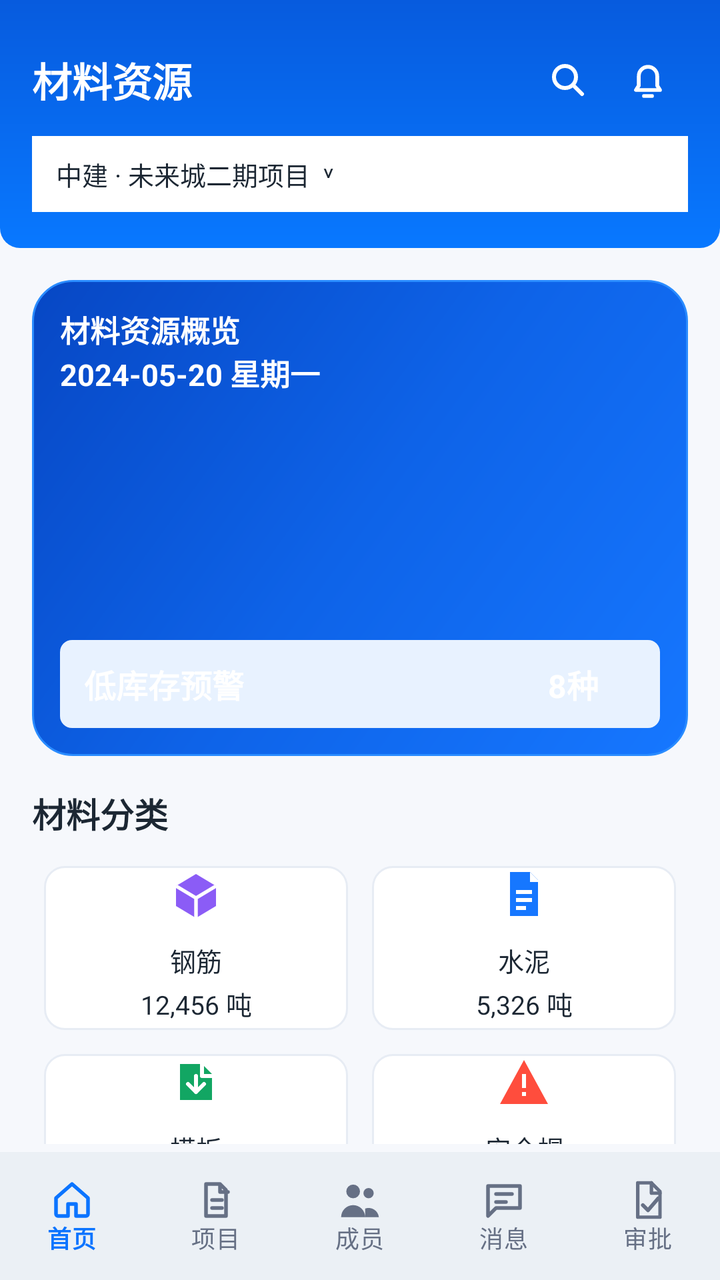
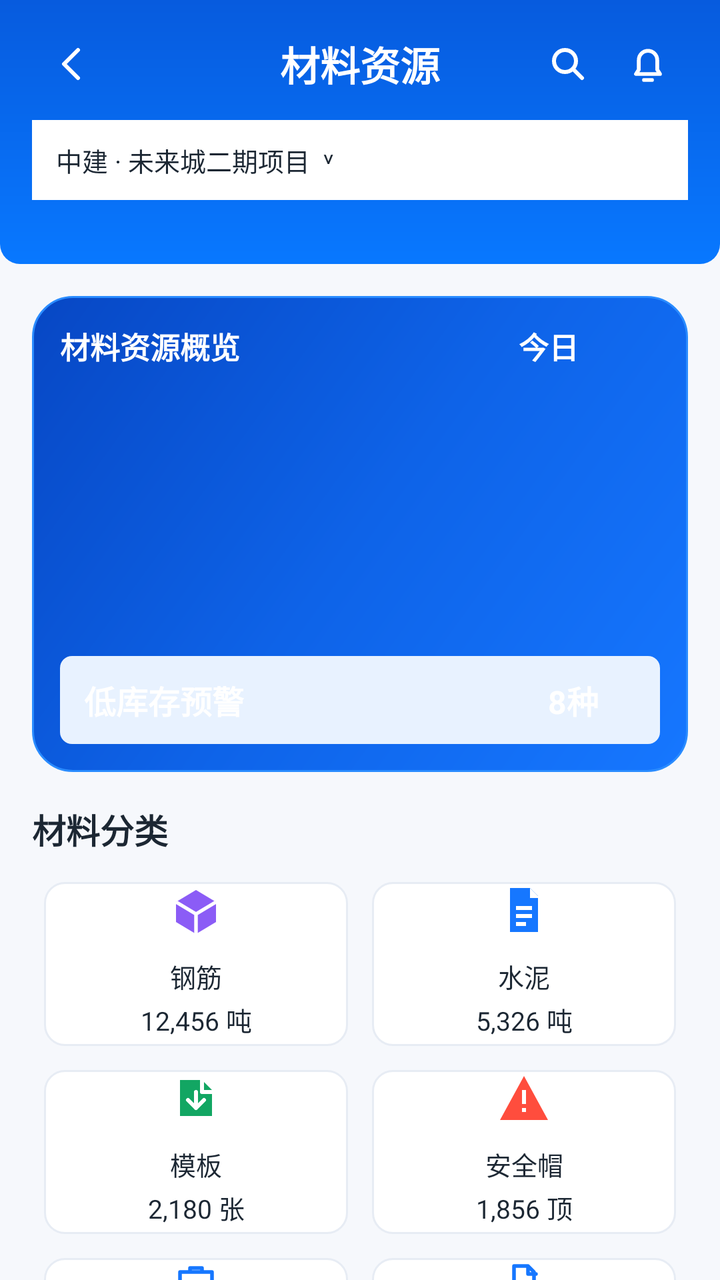

An Android layout rendered at two revisions. The XML below is the earlier revision; the diff shows what the commit changed to produce the second picture.
<!-- AndroidManifest.xml: application theme Theme.WorkerM -->
<!-- res/layout/activity_material_home.xml -->
<?xml version="1.0" encoding="utf-8"?>
<FrameLayout xmlns:android="http://schemas.android.com/apk/res/android"
    xmlns:app="http://schemas.android.com/apk/res-auto"
    android:id="@+id/material_home_root"
    android:layout_width="match_parent"
    android:layout_height="match_parent"
    android:background="@drawable/bg_app_page">
    <androidx.core.widget.NestedScrollView android:layout_width="match_parent" android:layout_height="match_parent" android:fillViewport="true" android:overScrollMode="never" android:paddingBottom="68dp">
        <LinearLayout android:layout_width="match_parent" android:layout_height="wrap_content" android:orientation="vertical">
            <LinearLayout android:layout_width="match_parent" android:layout_height="124dp" android:background="@drawable/bg_bracelet_top" android:orientation="vertical" android:padding="16dp">
                <LinearLayout android:layout_width="match_parent" android:layout_height="48dp" android:gravity="center_vertical" android:orientation="horizontal">
                    <TextView android:layout_width="0dp" android:layout_height="match_parent" android:layout_weight="1" android:gravity="center_vertical" android:text="材料资源" android:textColor="@color/white" android:textSize="20sp" android:textStyle="bold" />
                    <ImageButton android:layout_width="40dp" android:layout_height="40dp" android:background="?attr/selectableItemBackgroundBorderless" android:padding="8dp" android:src="@drawable/ic_search" />
                    <ImageButton android:layout_width="40dp" android:layout_height="40dp" android:background="?attr/selectableItemBackgroundBorderless" android:padding="8dp" android:src="@drawable/ic_bell" />
                </LinearLayout>
                <TextView android:layout_width="match_parent" android:layout_height="38dp" android:layout_marginTop="4dp" android:background="@color/white" android:gravity="center_vertical" android:paddingStart="12dp" android:text="中建 · 未来城二期项目  ˅" android:textColor="@color/text_primary" android:textSize="13sp" />
            </LinearLayout>
            <LinearLayout android:layout_width="match_parent" android:layout_height="238dp" android:layout_margin="16dp" android:background="@drawable/bg_blue_panel" android:orientation="vertical" android:padding="14dp">
                <TextView android:layout_width="match_parent" android:layout_height="wrap_content" android:text="材料资源概览                                      2024-05-20 星期一" android:textColor="@color/white" android:textSize="15sp" android:textStyle="bold" />
                <GridLayout android:layout_width="match_parent" android:layout_height="0dp" android:layout_marginTop="12dp" android:layout_weight="1" android:columnCount="2">
                    <TextView style="@style/BraceletOverviewValue" android:text="材料种类\n128种" />
                    <TextView style="@style/BraceletOverviewValue" android:text="库存总量\n28,456吨" />
                    <TextView style="@style/BraceletOverviewValue" android:text="今日入库\n356吨" />
                    <TextView style="@style/BraceletOverviewValue" android:text="今日出库\n287吨" />
                </GridLayout>
                <TextView android:layout_width="match_parent" android:layout_height="44dp" android:background="@drawable/bg_chip_blue" android:gravity="center_vertical" android:paddingHorizontal="12dp" android:text="低库存预警                                      8种" android:textColor="@color/white" android:textSize="16sp" android:textStyle="bold" />
            </LinearLayout>
            <TextView android:layout_width="match_parent" android:layout_height="wrap_content" android:paddingHorizontal="16dp" android:text="材料分类" android:textColor="@color/text_primary" android:textSize="17sp" android:textStyle="bold" />
            <GridLayout android:layout_width="match_parent" android:layout_height="wrap_content" android:layout_marginHorizontal="16dp" android:layout_marginTop="8dp" android:columnCount="2">
                <TextView android:id="@+id/material_list_entry" style="@style/ResourceCategoryCard" android:drawableTop="@drawable/ic_material" android:text="钢筋\n12,456 吨" />
                <TextView style="@style/ResourceCategoryCard" android:drawableTop="@drawable/ic_doc" android:text="水泥\n5,326 吨" />
                <TextView style="@style/ResourceCategoryCard" android:drawableTop="@drawable/ic_export" android:text="模板\n2,180 张" />
                <TextView style="@style/ResourceCategoryCard" android:drawableTop="@drawable/ic_alert" android:text="安全帽\n1,856 顶" />
                <TextView style="@style/ResourceCategoryCard" android:drawableTop="@drawable/ic_workbench" android:text="脚手架\n3,218 套" />
                <TextView style="@style/ResourceCategoryCard" android:drawableTop="@drawable/ic_project" android:text="机械设备\n86 台" />
            </GridLayout>
            <TextView
                android:id="@+id/material_report_entry"
                android:layout_width="match_parent"
                android:layout_height="46dp"
                android:layout_marginHorizontal="16dp"
                android:layout_marginTop="8dp"
                android:background="@drawable/bg_outline_blue"
                android:gravity="center"
                android:text="查看资源报表与导出"
                android:textColor="@color/dashboard_blue"
                android:textSize="15sp"
                android:textStyle="bold" />
        </LinearLayout>
    </androidx.core.widget.NestedScrollView>
    <com.google.android.material.bottomnavigation.BottomNavigationView android:layout_width="match_parent" android:layout_height="64dp" android:layout_gravity="bottom" android:background="@color/white" app:itemIconTint="@color/nav_item_color" app:itemTextColor="@color/nav_item_color" app:labelVisibilityMode="labeled" app:menu="@menu/menu_main_navigation" />
</FrameLayout>
<!-- resources referenced by this layout -->
<resources>
  <color name="dashboard_blue">#1677FF</color>
  <color name="text_primary">#1C2733</color>
  <color name="white">#FFFFFFFF</color>
  <!-- drawable bg_app_page (drawable) -->
  <?xml version="1.0" encoding="utf-8"?>
  <shape xmlns:android="http://schemas.android.com/apk/res/android">
      <solid android:color="#F6F8FC" />
  </shape>
  <!-- drawable bg_blue_panel (drawable) -->
  <?xml version="1.0" encoding="utf-8"?>
  <shape xmlns:android="http://schemas.android.com/apk/res/android">
      <gradient
          android:angle="135"
          android:startColor="#1677FF"
          android:centerColor="#0E63E8"
          android:endColor="#0747C4" />
      <stroke android:width="1dp" android:color="#2A8CFF" />
      <corners android:radius="20dp" />
  </shape>
  <!-- drawable bg_bracelet_top (drawable) -->
  <?xml version="1.0" encoding="utf-8"?>
  <shape xmlns:android="http://schemas.android.com/apk/res/android">
      <gradient android:angle="270" android:startColor="#075BDE" android:endColor="#0878FF" />
      <corners android:bottomLeftRadius="10dp" android:bottomRightRadius="10dp" />
  </shape>
  <!-- drawable bg_chip_blue (drawable) -->
  <?xml version="1.0" encoding="utf-8"?>
  <shape xmlns:android="http://schemas.android.com/apk/res/android">
      <solid android:color="#E8F2FF" />
      <corners android:radius="6dp" />
  </shape>
  <!-- drawable bg_outline_blue (drawable) -->
  <?xml version="1.0" encoding="utf-8"?>
  <shape xmlns:android="http://schemas.android.com/apk/res/android">
      <solid android:color="@color/white" />
      <stroke android:width="1dp" android:color="@color/dashboard_blue" />
      <corners android:radius="8dp" />
  </shape>
  <!-- drawable ic_alert (drawable) -->
  <?xml version="1.0" encoding="utf-8"?>
  <vector xmlns:android="http://schemas.android.com/apk/res/android" android:width="28dp" android:height="28dp" android:viewportWidth="28" android:viewportHeight="28">
      <path android:fillColor="#FFFF4D3D" android:pathData="M14,3l12,22H2z" />
      <path android:fillColor="#FFFFFFFF" android:pathData="M13,10h2v7h-2zM13,19h2v2h-2z" />
  </vector>
  <style name="BraceletOverviewValue">
          <item name="android:layout_width">0dp</item>
          <item name="android:layout_height">58dp</item>
          <item name="android:layout_weight">1</item>
          <item name="android:gravity">center</item>
          <item name="android:textColor">@color/white</item>
          <item name="android:textSize">13sp</item>
          <item name="android:lineSpacingExtra">3dp</item>
      </style>
  <style name="Theme.WorkerM" parent="Base.Theme.WorkerM" />
  <!-- drawable bg_card_stroke (drawable) -->
  <?xml version="1.0" encoding="utf-8"?>
  <shape xmlns:android="http://schemas.android.com/apk/res/android">
      <solid android:color="@color/white" />
      <stroke android:width="1dp" android:color="#E7ECF4" />
      <corners android:radius="10dp" />
  </shape>
  <color name="brand_primary">#124D90</color>
  <color name="text_inverse">#FFFFFFFF</color>
  <color name="brand_secondary">#2F7BC7</color>
  <color name="surface_background">#F3F6FA</color>
  <color name="surface_card">#FFFFFFFF</color>
  <!-- unchanged entries left out for length: 9 -->
</resources>

<!-- the commit's change to res/layout/activity_material_home.xml (unified diff, before → after) -->
@@ -1,39 +1,222 @@
 <?xml version="1.0" encoding="utf-8"?>
 <FrameLayout xmlns:android="http://schemas.android.com/apk/res/android"
-    xmlns:app="http://schemas.android.com/apk/res-auto"
     android:id="@+id/material_home_root"
     android:layout_width="match_parent"
     android:layout_height="match_parent"
     android:background="@drawable/bg_app_page">
-    <androidx.core.widget.NestedScrollView android:layout_width="match_parent" android:layout_height="match_parent" android:fillViewport="true" android:overScrollMode="never" android:paddingBottom="68dp">
-        <LinearLayout android:layout_width="match_parent" android:layout_height="wrap_content" android:orientation="vertical">
-            <LinearLayout android:layout_width="match_parent" android:layout_height="124dp" android:background="@drawable/bg_bracelet_top" android:orientation="vertical" android:padding="16dp">
-                <LinearLayout android:layout_width="match_parent" android:layout_height="48dp" android:gravity="center_vertical" android:orientation="horizontal">
-                    <TextView android:layout_width="0dp" android:layout_height="match_parent" android:layout_weight="1" android:gravity="center_vertical" android:text="材料资源" android:textColor="@color/white" android:textSize="20sp" android:textStyle="bold" />
-                    <ImageButton android:layout_width="40dp" android:layout_height="40dp" android:background="?attr/selectableItemBackgroundBorderless" android:padding="8dp" android:src="@drawable/ic_search" />
-                    <ImageButton android:layout_width="40dp" android:layout_height="40dp" android:background="?attr/selectableItemBackgroundBorderless" android:padding="8dp" android:src="@drawable/ic_bell" />
-                </LinearLayout>
-                <TextView android:layout_width="match_parent" android:layout_height="38dp" android:layout_marginTop="4dp" android:background="@color/white" android:gravity="center_vertical" android:paddingStart="12dp" android:text="中建 · 未来城二期项目  ˅" android:textColor="@color/text_primary" android:textSize="13sp" />
+
+    <androidx.core.widget.NestedScrollView
+        android:layout_width="match_parent"
+        android:layout_height="match_parent"
+        android:fillViewport="true"
+        android:overScrollMode="never">
+
+        <LinearLayout
+            android:layout_width="match_parent"
+            android:layout_height="wrap_content"
+            android:orientation="vertical"
+            android:paddingBottom="24dp">
+
+            <LinearLayout
+                android:layout_width="match_parent"
+                android:layout_height="132dp"
+                android:background="@drawable/bg_bracelet_top"
+                android:orientation="vertical"
+                android:paddingHorizontal="16dp"
+                android:paddingTop="8dp"
+                android:paddingBottom="16dp">
+
+                <FrameLayout
+                    android:layout_width="match_parent"
+                    android:layout_height="48dp">
+
+                    <ImageButton
+                        android:id="@+id/back_button"
+                        android:layout_width="40dp"
+                        android:layout_height="40dp"
+                        android:layout_gravity="start|center_vertical"
+                        android:background="?attr/selectableItemBackgroundBorderless"
+                        android:padding="8dp"
+                        android:src="@drawable/ic_back"
+                        android:tint="@color/white" />
+
+                    <TextView
+                        android:id="@+id/title_text"
+                        android:layout_width="wrap_content"
+                        android:layout_height="match_parent"
+                        android:layout_gravity="center"
+                        android:gravity="center"
+                        android:text="材料资源"
+                        android:textColor="@color/white"
+                        android:textSize="20sp"
+                        android:textStyle="bold" />
+
+                    <LinearLayout
+                        android:layout_width="wrap_content"
+                        android:layout_height="match_parent"
+                        android:layout_gravity="end|center_vertical"
+                        android:gravity="center_vertical"
+                        android:orientation="horizontal">
+
+                        <ImageButton
+                            android:id="@+id/search_button"
+                            android:layout_width="40dp"
+                            android:layout_height="40dp"
+                            android:background="?attr/selectableItemBackgroundBorderless"
+                            android:padding="8dp"
+                            android:src="@drawable/ic_search"
+                            android:tint="@color/white" />
+
+                        <ImageButton
+                            android:id="@+id/notification_button"
+                            android:layout_width="40dp"
+                            android:layout_height="40dp"
+                            android:background="?attr/selectableItemBackgroundBorderless"
+                            android:padding="8dp"
+                            android:src="@drawable/ic_bell"
+                            android:tint="@color/white" />
+                    </LinearLayout>
+                </FrameLayout>
+
+                <TextView
+                    android:id="@+id/project_switch_text"
+                    android:layout_width="match_parent"
+                    android:layout_height="40dp"
+                    android:layout_marginTop="4dp"
+                    android:background="@color/white"
+                    android:ellipsize="end"
+                    android:gravity="center_vertical"
+                    android:maxLines="1"
+                    android:paddingHorizontal="12dp"
+                    android:text="中建 · 未来城二期项目  ˅"
+                    android:textColor="@color/text_primary"
+                    android:textSize="13sp" />
             </LinearLayout>
-            <LinearLayout android:layout_width="match_parent" android:layout_height="238dp" android:layout_margin="16dp" android:background="@drawable/bg_blue_panel" android:orientation="vertical" android:padding="14dp">
-                <TextView android:layout_width="match_parent" android:layout_height="wrap_content" android:text="材料资源概览                                      2024-05-20 星期一" android:textColor="@color/white" android:textSize="15sp" android:textStyle="bold" />
-                <GridLayout android:layout_width="match_parent" android:layout_height="0dp" android:layout_marginTop="12dp" android:layout_weight="1" android:columnCount="2">
-                    <TextView style="@style/BraceletOverviewValue" android:text="材料种类\n128种" />
-                    <TextView style="@style/BraceletOverviewValue" android:text="库存总量\n28,456吨" />
-                    <TextView style="@style/BraceletOverviewValue" android:text="今日入库\n356吨" />
-                    <TextView style="@style/BraceletOverviewValue" android:text="今日出库\n287吨" />
+
+            <LinearLayout
+                android:layout_width="match_parent"
+                android:layout_height="238dp"
+                android:layout_margin="16dp"
+                android:background="@drawable/bg_blue_panel"
+                android:orientation="vertical"
+                android:padding="14dp">
+
+                <TextView
+                    android:id="@+id/overview_title_text"
+                    android:layout_width="match_parent"
+                    android:layout_height="wrap_content"
+                    android:text="材料资源概览                                      今日"
+                    android:textColor="@color/white"
+                    android:textSize="15sp"
+                    android:textStyle="bold" />
+
+                <GridLayout
+                    android:layout_width="match_parent"
+                    android:layout_height="0dp"
+                    android:layout_marginTop="12dp"
+                    android:layout_weight="1"
+                    android:columnCount="2">
+
+                    <TextView
+                        android:id="@+id/material_count_text"
+                        style="@style/BraceletOverviewValue"
+                        android:text="材料种类\n128种" />
+
+                    <TextView
+                        android:id="@+id/stock_total_text"
+                        style="@style/BraceletOverviewValue"
+                        android:text="库存总量\n28,456吨" />
+
+                    <TextView
+                        android:id="@+id/today_inbound_text"
+                        style="@style/BraceletOverviewValue"
+                        android:text="今日入库\n356吨" />
+
+                    <TextView
+                        android:id="@+id/today_outbound_text"
+                        style="@style/BraceletOverviewValue"
+                        android:text="今日出库\n287吨" />
                 </GridLayout>
-                <TextView android:layout_width="match_parent" android:layout_height="44dp" android:background="@drawable/bg_chip_blue" android:gravity="center_vertical" android:paddingHorizontal="12dp" android:text="低库存预警                                      8种" android:textColor="@color/white" android:textSize="16sp" android:textStyle="bold" />
+
+                <TextView
+                    android:id="@+id/low_stock_text"
+                    android:layout_width="match_parent"
+                    android:layout_height="44dp"
+                    android:background="@drawable/bg_chip_blue"
+                    android:gravity="center_vertical"
+                    android:paddingHorizontal="12dp"
+                    android:text="低库存预警                                      8种"
+                    android:textColor="@color/white"
+                    android:textSize="16sp"
+                    android:textStyle="bold" />
             </LinearLayout>
-            <TextView android:layout_width="match_parent" android:layout_height="wrap_content" android:paddingHorizontal="16dp" android:text="材料分类" android:textColor="@color/text_primary" android:textSize="17sp" android:textStyle="bold" />
-            <GridLayout android:layout_width="match_parent" android:layout_height="wrap_content" android:layout_marginHorizontal="16dp" android:layout_marginTop="8dp" android:columnCount="2">
-                <TextView android:id="@+id/material_list_entry" style="@style/ResourceCategoryCard" android:drawableTop="@drawable/ic_material" android:text="钢筋\n12,456 吨" />
-                <TextView style="@style/ResourceCategoryCard" android:drawableTop="@drawable/ic_doc" android:text="水泥\n5,326 吨" />
-                <TextView style="@style/ResourceCategoryCard" android:drawableTop="@drawable/ic_export" android:text="模板\n2,180 张" />
-                <TextView style="@style/ResourceCategoryCard" android:drawableTop="@drawable/ic_alert" android:text="安全帽\n1,856 顶" />
-                <TextView style="@style/ResourceCategoryCard" android:drawableTop="@drawable/ic_workbench" android:text="脚手架\n3,218 套" />
-                <TextView style="@style/ResourceCategoryCard" android:drawableTop="@drawable/ic_project" android:text="机械设备\n86 台" />
+
+            <TextView
+                android:layout_width="match_parent"
+                android:layout_height="wrap_content"
+                android:paddingHorizontal="16dp"
+                android:text="材料分类"
+                android:textColor="@color/text_primary"
+                android:textSize="17sp"
+                android:textStyle="bold" />
+
+            <GridLayout
+                android:layout_width="match_parent"
+                android:layout_height="wrap_content"
+                android:layout_marginHorizontal="16dp"
+                android:layout_marginTop="8dp"
+                android:columnCount="2">
+
+                <TextView
+                    android:id="@+id/material_category_1"
+                    style="@style/ResourceCategoryCard"
+                    android:drawableTop="@drawable/ic_material"
+                    android:text="钢筋\n12,456 吨" />
+
+                <TextView
+                    android:id="@+id/material_category_2"
+                    style="@style/ResourceCategoryCard"
+                    android:drawableTop="@drawable/ic_doc"
+                    android:text="水泥\n5,326 吨" />
+
+                <TextView
+                    android:id="@+id/material_category_3"
+                    style="@style/ResourceCategoryCard"
+                    android:drawableTop="@drawable/ic_export"
+                    android:text="模板\n2,180 张" />
+
+                <TextView
+                    android:id="@+id/material_category_4"
+                    style="@style/ResourceCategoryCard"
+                    android:drawableTop="@drawable/ic_alert"
+                    android:text="安全帽\n1,856 顶" />
+
+                <TextView
+                    android:id="@+id/material_category_5"
+                    style="@style/ResourceCategoryCard"
+                    android:drawableTop="@drawable/ic_workbench"
+                    android:text="脚手架\n3,218 套" />
+
+                <TextView
+                    android:id="@+id/material_category_6"
+                    style="@style/ResourceCategoryCard"
+                    android:drawableTop="@drawable/ic_project"
+                    android:text="机械设备\n86 台" />
             </GridLayout>
+
+            <TextView
+                android:id="@+id/material_list_entry"
+                android:layout_width="match_parent"
+                android:layout_height="46dp"
+                android:layout_marginHorizontal="16dp"
+                android:layout_marginTop="8dp"
+                android:background="@drawable/bg_round_blue"
+                android:gravity="center"
+                android:text="查看材料明细"
+                android:textColor="@color/white"
+                android:textSize="15sp"
+                android:textStyle="bold" />
+
             <TextView
                 android:id="@+id/material_report_entry"
                 android:layout_width="match_parent"
@@ -48,5 +231,4 @@
                 android:textStyle="bold" />
         </LinearLayout>
     </androidx.core.widget.NestedScrollView>
-    <com.google.android.material.bottomnavigation.BottomNavigationView android:layout_width="match_parent" android:layout_height="64dp" android:layout_gravity="bottom" android:background="@color/white" app:itemIconTint="@color/nav_item_color" app:itemTextColor="@color/nav_item_color" app:labelVisibilityMode="labeled" app:menu="@menu/menu_main_navigation" />
 </FrameLayout>
<!-- resource entries referenced after the edit -->
@@ -38,11 +38,22 @@
       <stroke android:width="1dp" android:color="@color/dashboard_blue" />
       <corners android:radius="8dp" />
   </shape>
+  <!-- drawable bg_round_blue (drawable) -->
+  <?xml version="1.0" encoding="utf-8"?>
+  <shape xmlns:android="http://schemas.android.com/apk/res/android">
+      <solid android:color="@color/dashboard_blue" />
+      <corners android:radius="24dp" />
+  </shape>
   <!-- drawable ic_alert (drawable) -->
   <?xml version="1.0" encoding="utf-8"?>
   <vector xmlns:android="http://schemas.android.com/apk/res/android" android:width="28dp" android:height="28dp" android:viewportWidth="28" android:viewportHeight="28">
       <path android:fillColor="#FFFF4D3D" android:pathData="M14,3l12,22H2z" />
       <path android:fillColor="#FFFFFFFF" android:pathData="M13,10h2v7h-2zM13,19h2v2h-2z" />
+  </vector>
+  <!-- drawable ic_back (drawable) -->
+  <?xml version="1.0" encoding="utf-8"?>
+  <vector xmlns:android="http://schemas.android.com/apk/res/android" android:width="24dp" android:height="24dp" android:viewportWidth="24" android:viewportHeight="24">
+      <path android:strokeColor="#111827" android:strokeWidth="2" android:strokeLineCap="round" android:strokeLineJoin="round" android:fillColor="@android:color/transparent" android:pathData="M15,5L8,12l7,7" />
   </vector>
   <style name="BraceletOverviewValue">
           <item name="android:layout_width">0dp</item>
